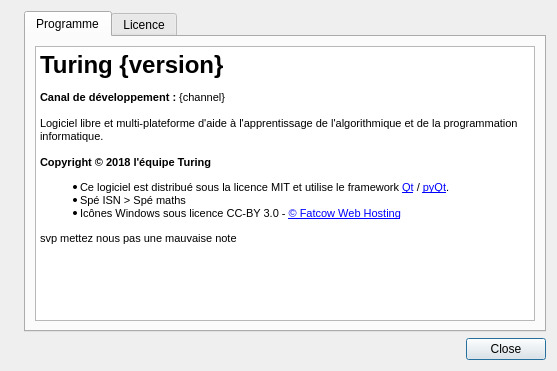
The window that src/ui_about.ui (TuringApp/Turing) describes before a commit, drawn with Qt 5.
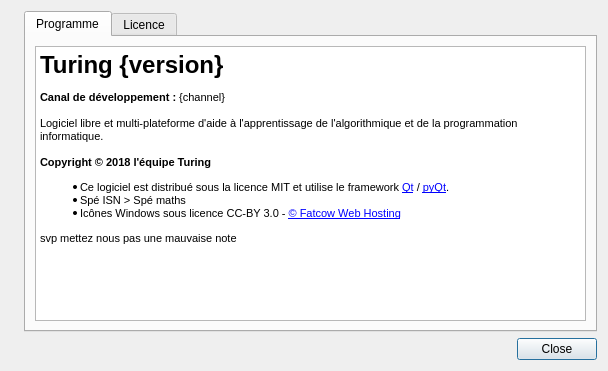
The same window after the commit. Icons and pictures are not drawn.

```diff
--- a/src/ui_about.ui
+++ b/src/ui_about.ui
@@ -6,7 +6,7 @@
    <rect>
     <x>0</x>
     <y>0</y>
-    <width>557</width>
+    <width>608</width>
     <height>371</height>
    </rect>
   </property>
```
